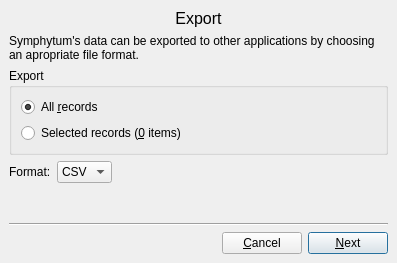
giowck/symphytum, file ui/exportdialog.ui: the form before one commit.
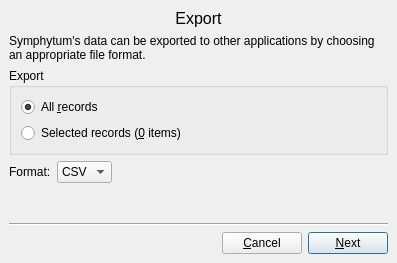
The form after the commit.

```diff
--- a/ui/exportdialog.ui
+++ b/ui/exportdialog.ui
@@ -55,7 +55,7 @@
        <item>
         <widget class="QLabel" name="label_6">
          <property name="text">
-          <string>Symphytum's data can be exported to other applications by choosing an apropriate file format.</string>
+          <string>Symphytum's data can be exported to other applications by choosing an appropriate file format.</string>
          </property>
          <property name="wordWrap">
           <bool>true</bool>
```
